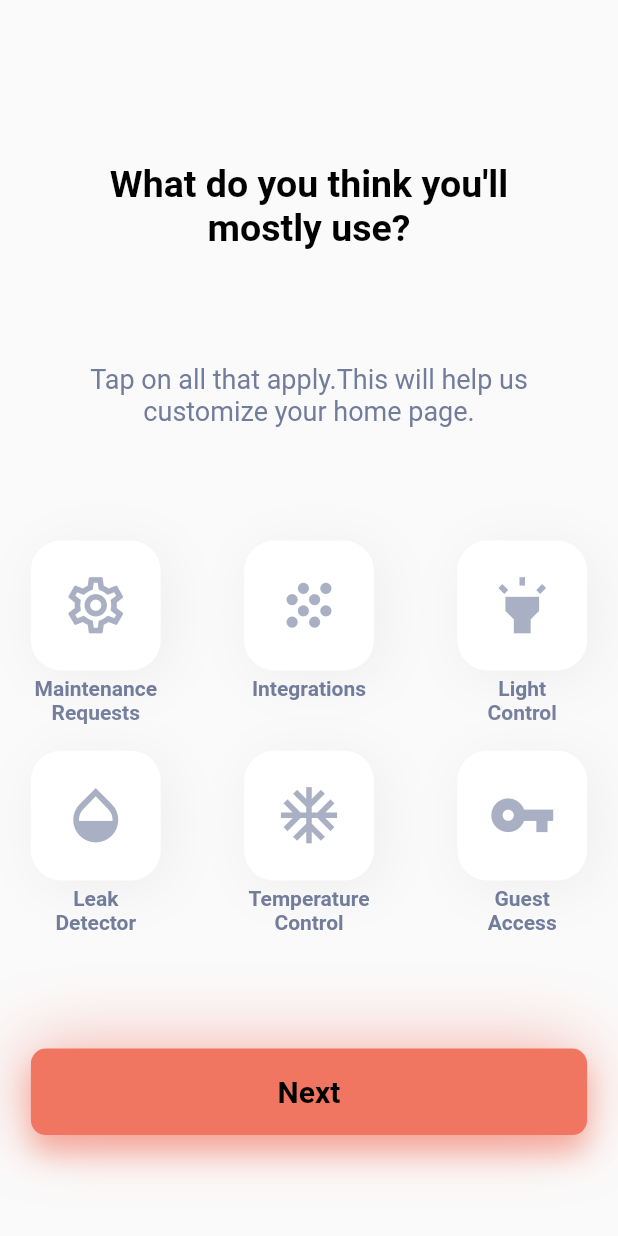
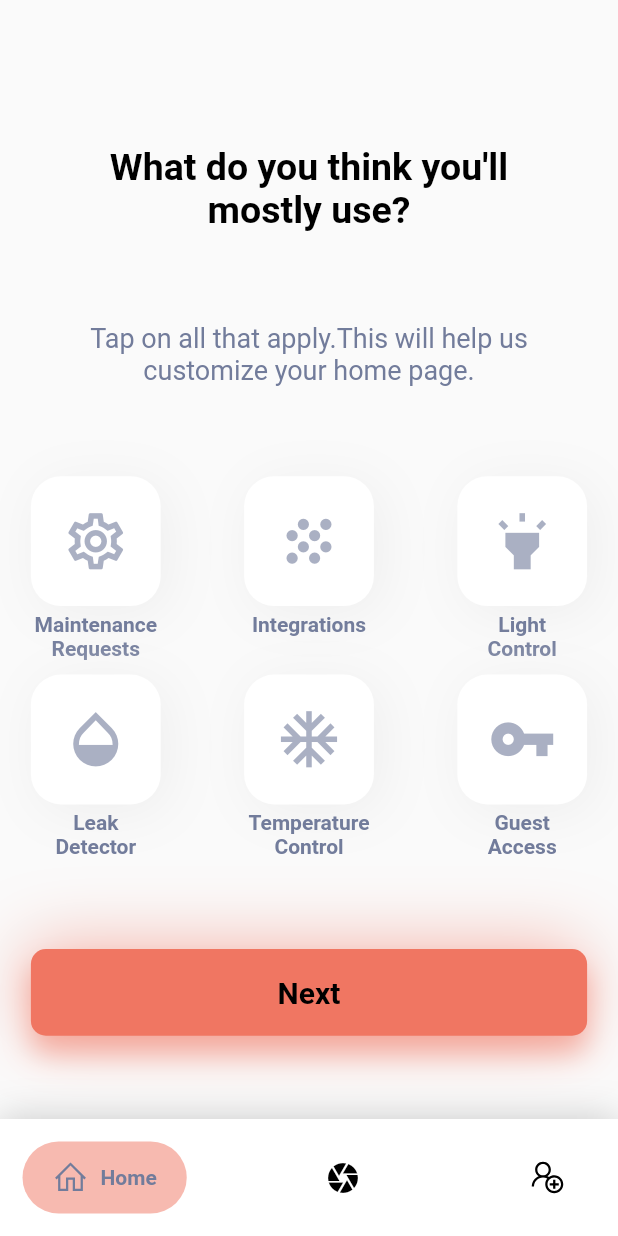
Before and after one commit to BrahimTuijine/security_camera_project, a Flutter app: the Dashboard screen opened directly, on a phone screen of 412 x 824 dp. Run offline on Flutter 3.47's test engine with Material 2 defaults, Android fonts, the phone set to English and light mode, and no system bars; drawn by our look-alikes of google_nav_bar; our stand-ins replace awesome_dialog, cloud_firestore, firebase_auth, firebase_core, flutter_custom_clippers, flutter_hooks and 3 more; accounts and stored records are empty.

Commit message:
nav with the new interface

```diff
--- a/lib/features/dashboard/dashboard.dart
+++ b/lib/features/dashboard/dashboard.dart
@@ -1,8 +1,8 @@
 import 'package:flutter/material.dart';
 import 'package:flutter_hooks/flutter_hooks.dart';
+import 'package:google_nav_bar/google_nav_bar.dart';
+import 'package:line_icons/line_icons.dart';
 import 'package:security_camera_project/constants.dart';
-import 'package:security_camera_project/core/widget/button.dart';
-import 'package:security_camera_project/core/widget/default_btn.dart';
 import 'package:security_camera_project/features/addUser/user_list.dart';
 import 'package:security_camera_project/features/home/home.dart';
 
@@ -24,84 +24,55 @@ class Dashboard extends HookWidget {
 
   @override
   Widget build(BuildContext context) {
-    Size size = MediaQuery.of(context).size;
-
     final selectedIndex = useState<int>(0);
-    return Scaffold(
-      body: Padding(
-        padding: EdgeInsets.symmetric(horizontal: size.width * 0.05),
-        child: Column(
-          mainAxisAlignment: MainAxisAlignment.spaceAround,
-          children: [
-            SizedBox(height: size.height * 0.1),
-            const Center(
-              child: Text(
-                'What do you think you\'ll\nmostly use?',
-                textAlign: TextAlign.center,
-                style: TextStyle(
-                  fontWeight: FontWeight.bold,
-                  color: Colors.black,
-                  fontSize: 25,
-                ),
+    return SafeArea(
+      child: Scaffold(
+        backgroundColor: Colors.white,
+        body: _widgetOptions.elementAt(selectedIndex.value),
+        bottomNavigationBar: Container(
+          decoration: BoxDecoration(
+            color: Colors.white,
+            boxShadow: [
+              BoxShadow(
+                blurRadius: 20,
+                color: Colors.black.withOpacity(.2),
+              )
+            ],
+          ),
+          child: SafeArea(
+            child: Padding(
+              padding:
+                  const EdgeInsets.symmetric(horizontal: 15.0, vertical: 15.0),
+              child: GNav(
+                gap: 8,
+                activeColor: kDarkGreyColor,
+                iconSize: 24,
+                padding:
+                    const EdgeInsets.symmetric(horizontal: 20, vertical: 12),
+                duration: const Duration(milliseconds: 400),
+                tabBackgroundColor: kOrangeColor.withOpacity(0.5),
+                color: Colors.black,
+                tabs: const [
+                  GButton(
+                    icon: LineIcons.home,
+                    text: 'Home',
+                  ),
+                  GButton(
+                    icon: Icons.camera,
+                    text: 'Camera',
+                  ),
+                  GButton(
+                    icon: LineIcons.userPlus,
+                    text: 'Users',
+                  ),
+                ],
+                selectedIndex: selectedIndex.value,
+                onTabChange: (index) {
+                  selectedIndex.value = index;
+                },
               ),
             ),
-            SizedBox(height: size.height * 0.05),
-            const Center(
-              child: Text(
-                'Tap on all that apply.This will help us\ncustomize your home page.',
-                textAlign: TextAlign.center,
-                style: TextStyle(color: kDarkGreyColor, fontSize: 18),
-              ),
-            ),
-            SizedBox(height: size.height * 0.05),
-            Row(
-              mainAxisAlignment: MainAxisAlignment.spaceBetween,
-              children: [
-                ControllButton(
-                  size: size,
-                  title: 'Maintenance\nRequests',
-                  icon: Icons.settings_outlined,
-                ),
-                ControllButton(
-                  size: size,
-                  title: 'Integrations\n ',
-                  icon: Icons.grain,
-                ),
-                ControllButton(
-                  size: size,
-                  title: 'Light\nControl',
-                  icon: Icons.highlight,
-                ),
-              ],
-            ),
-            Row(
-              mainAxisAlignment: MainAxisAlignment.spaceBetween,
-              children: [
-                ControllButton(
-                  size: size,
-                  title: 'Leak\nDetector',
-                  icon: Icons.opacity,
-                ),
-                ControllButton(
-                  size: size,
-                  title: 'Temperature\nControl ',
-                  icon: Icons.ac_unit,
-                ),
-                ControllButton(
-                  size: size,
-                  title: 'Guest\nAccess',
-                  icon: Icons.vpn_key,
-                ),
-              ],
-            ),
-            SizedBox(height: size.height * 0.05),
-            DefaultButton(
-              press: () {},
-              size: size,
-              title: "Next",
-            ),
-            SizedBox(height: size.height * 0.05),
-          ],
+          ),
         ),
       ),
     );
```
Also changed, not shown: lib/features/home/home.dart (+140 -55 lines).
